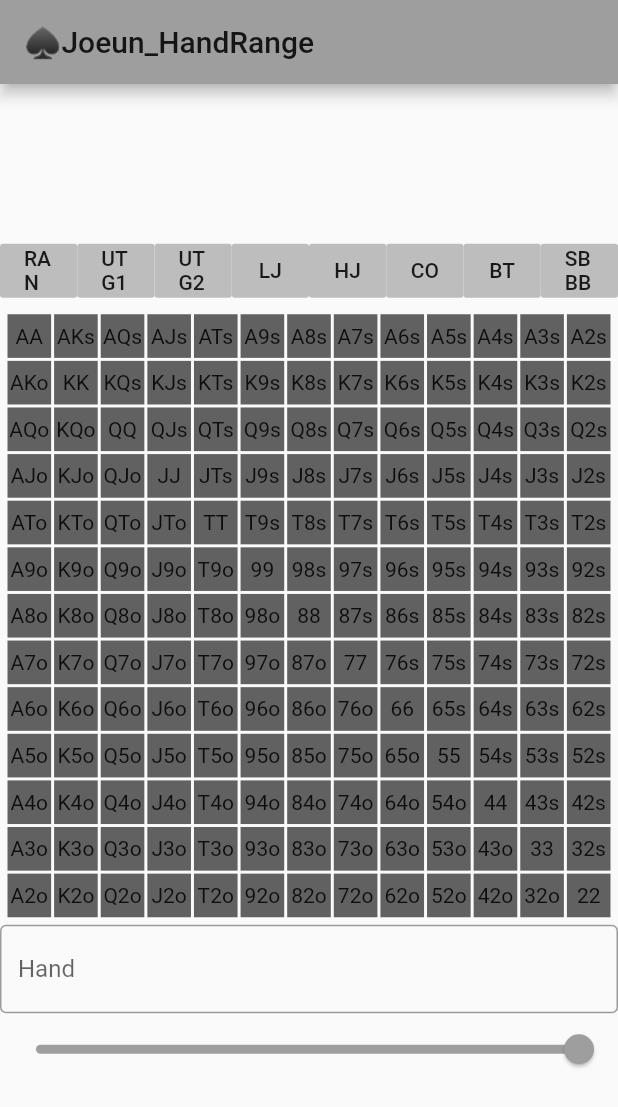
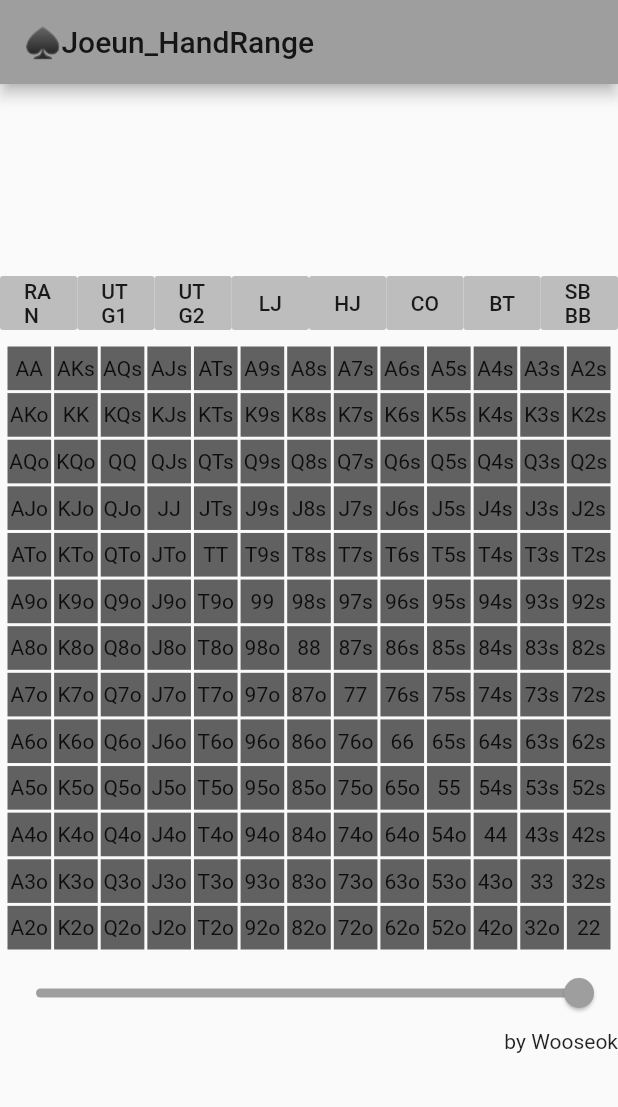
Before and after one commit to Jowooseok/Jowooseok-Flutter_Holdum_Handrange, a Flutter app: the screen it shows after launch, on a phone screen of 412 x 824 dp. Shown: the top 1107 px of the screen. Run offline on Flutter 3.47's test engine with Material 2 defaults, Android fonts, the phone set to English and light mode, and no system bars.

Commit message:
Row wooseokmade add

```diff
--- a/flutter_app/lib/main.dart
+++ b/flutter_app/lib/main.dart
@@ -417,21 +417,18 @@ class MyHomePageState extends State<MyHomePage> {
               ],
             ),
             Row(
-              children: [
-                Flexible(
-                    child: TextField(
-                  obscureText: false,
-                  onSubmitted: (String value) => {print(value)},
-                  decoration: InputDecoration(
-                    border: OutlineInputBorder(),
-                    labelText: 'Hand',
-                  ),
-                )),
-              ],
+              children: [Expanded(child: ChangeHandrange(callback))],
             ),
             Row(
-              children: [Expanded(child: ChangeHandrange(callback))],
-            ),
+              children: [
+                Expanded(
+                  child: Text(
+                    'by Wooseok',
+                    textAlign: TextAlign.right,
+                  ),
+                ),
+              ],
+            )
           ],
         ),
       ),
```
